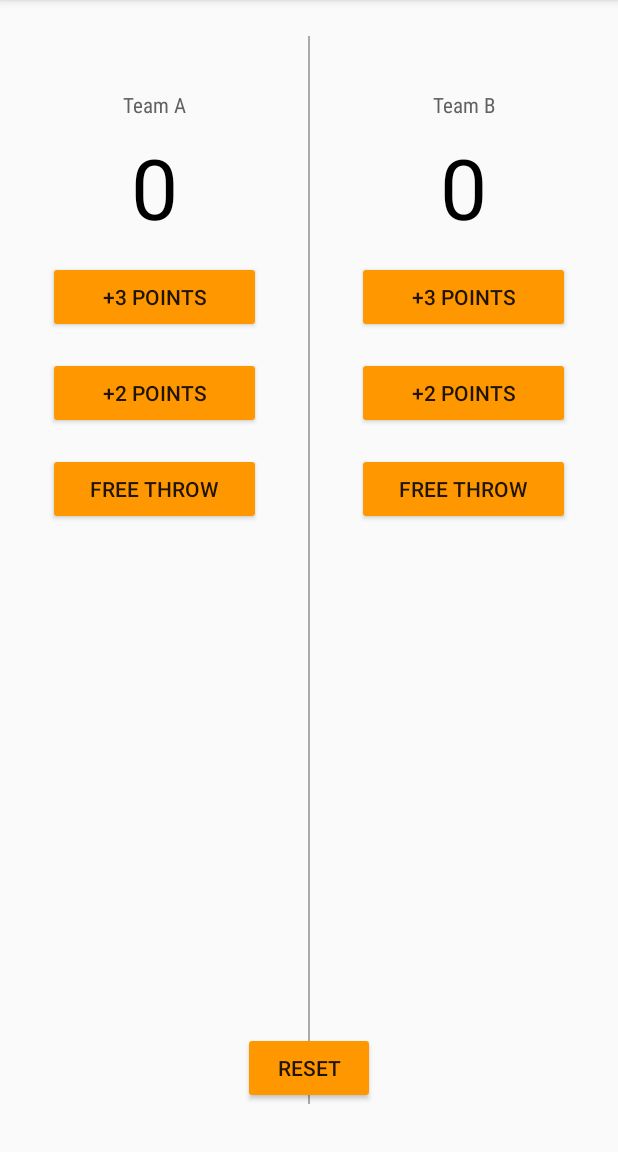
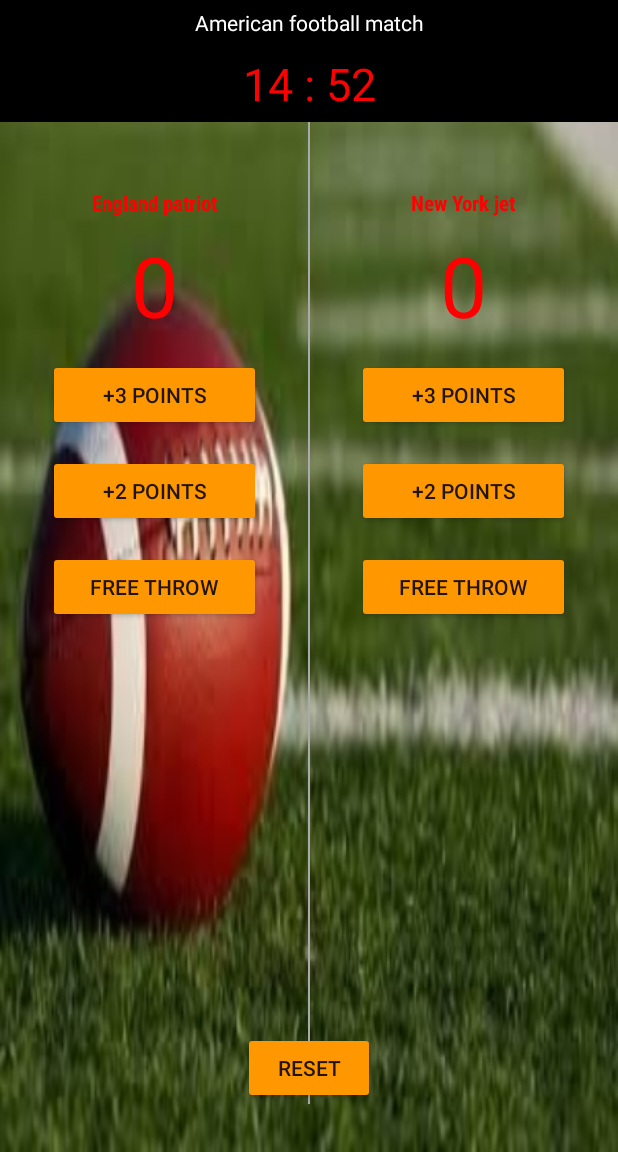
Before and after one commit to rajasree-r/gwg, an Android app: the screen it shows after launch (MainActivity), on a phone screen of 412 x 824 dp, the part 84-1236 px from its top. Run offline under Robolectric (Android 15) with nearby library versions, the phone set to English and light mode, and no system bars.

Commit message:
Completing score keeper app

```diff
--- a/CourtCounter/app/src/main/java/com/example/android/courtcounter/MainActivity.java
+++ b/CourtCounter/app/src/main/java/com/example/android/courtcounter/MainActivity.java
@@ -2,6 +2,7 @@
 package com.example.android.courtcounter;
 
 import android.os.Bundle;
+import android.os.CountDownTimer;
 import android.support.v7.app.AppCompatActivity;
 import android.view.Menu;
 import android.view.MenuItem;
@@ -17,6 +18,22 @@
         super.onCreate(savedInstanceState);
         setContentView(R.layout.activity_main);
         displayForTeamA(0);
+
+        new CountDownTimer(15*60*1000+3, 1000) {
+
+            public void onTick(long millisUntilFinished) {
+                long durationSeconds = millisUntilFinished / 1000;
+                String formattedScore = String.format("%02d : %02d", (durationSeconds % 3600) / 60, (durationSeconds % 60));
+
+                TextView scoreView = findViewById(R.id.score);
+                scoreView.setText(formattedScore);
+               // mTextField.setText("seconds remaining: " + millisUntilFinished / 1000);
+            }
+
+            public void onFinish() {
+               // mTextField.setText("done!");
+            }
+        }.start();
     }
 
     /** testing @Override
--- a/CourtCounter/app/src/main/res/layout/activity_main.xml
+++ b/CourtCounter/app/src/main/res/layout/activity_main.xml
@@ -1,16 +1,41 @@
 <?xml version="1.0" encoding="utf-8"?>
 
 <RelativeLayout xmlns:android="http://schemas.android.com/apk/res/android"
-    xmlns:app="http://schemas.android.com/apk/res-auto"
     xmlns:tools="http://schemas.android.com/tools"
     android:layout_width="match_parent"
     android:layout_height="match_parent"
-    android:paddingTop="16dp"
+    android:background="@drawable/football"
     android:paddingBottom="32dp">
+
+    <TextView
+        android:id="@+id/title"
+        android:layout_width="match_parent"
+        android:layout_height="wrap_content"
+        android:layout_alignParentTop="true"
+        android:layout_centerHorizontal="true"
+        android:background="@android:color/black"
+        android:gravity="center"
+        android:padding="5dp"
+        android:text="American football match"
+        android:textColor="#ffffff"
+        android:textSize="14sp" />
+
+    <TextView
+        android:id="@+id/score"
+        android:layout_width="match_parent"
+        android:layout_height="wrap_content"
+        android:layout_below="@id/title"
+        android:layout_centerInParent="true"
+        android:background="@android:color/black"
+        android:gravity="center"
+        android:padding="5dp"
+        android:textColor="#ffff0000"
+        android:textSize="30sp" />
 
     <View
         android:layout_width="1dp"
         android:layout_height="match_parent"
+        android:layout_below="@id/score"
         android:layout_centerInParent="true"
         android:background="@android:color/darker_gray" />
 
@@ -18,6 +43,7 @@
         xmlns:tools="http://schemas.android.com/tools"
         android:layout_width="match_parent"
         android:layout_height="match_parent"
+        android:layout_below="@id/score"
         android:orientation="horizontal"
         android:paddingTop="16dp">
 
@@ -26,30 +52,30 @@
             android:layout_height="match_parent"
             android:layout_weight="1"
             android:orientation="vertical"
-            tools:context=".MainActivity"
             android:padding="24dp"
-            >
+            tools:context=".MainActivity">
 
             <TextView
                 android:layout_width="match_parent"
                 android:layout_height="wrap_content"
+                android:fontFamily="sans-serif-condensed"
                 android:gravity="center_horizontal"
                 android:padding="4dp"
-                android:text="Team A"
-                android:textColor="#616161"
+                android:text="England patriot"
+                android:textColor="#ff0000"
                 android:textSize="14sp"
-                android:fontFamily="sans-serif-condensed" />
+                android:textStyle="bold" />
 
             <TextView
                 android:id="@+id/team_a_score"
                 android:layout_width="match_parent"
                 android:layout_height="wrap_content"
+                android:fontFamily="sans-serif"
                 android:gravity="center_horizontal"
                 android:padding="4dp"
                 android:text="0"
-                android:textSize="56sp"
-                android:textColor="@android:color/black"
-                android:fontFamily="sans-serif"/>
+                android:textColor="#ff0000"
+                android:textSize="56sp" />
 
             <Button
                 android:layout_width="match_parent"
@@ -80,31 +106,30 @@
             android:layout_height="match_parent"
             android:layout_weight="1"
             android:orientation="vertical"
-            tools:context=".MainActivity"
             android:padding="24dp"
-            >
+            tools:context=".MainActivity">
 
             <TextView
                 android:layout_width="match_parent"
                 android:layout_height="wrap_content"
+                android:fontFamily="sans-serif-condensed"
                 android:gravity="center_horizontal"
                 android:padding="4dp"
-                android:text="Team B"
-                android:textColor="#616161"
+                android:text="New York jet"
+                android:textColor="#ff0000"
                 android:textSize="14sp"
-                android:fontFamily="sans-serif-condensed"
-                />
+                android:textStyle="bold" />
 
             <TextView
                 android:id="@+id/team_b_score"
                 android:layout_width="match_parent"
                 android:layout_height="wrap_content"
+                android:fontFamily="sans-serif"
                 android:gravity="center_horizontal"
                 android:padding="4dp"
                 android:text="0"
-                android:textSize="56sp"
-                android:textColor="@android:color/black"
-                android:fontFamily="sans-serif"/>
+                android:textColor="#ff0000"
+                android:textSize="56sp" />
 
             <Button
                 android:layout_width="match_parent"
```
Also changed, not shown: CourtCounter/app/src/main/res/drawable/football.jpg (added).
